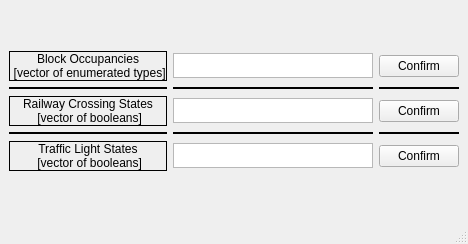
First picture: the form in Centralized_Traffic_Control/centralized_traffic_controller_test_bench_ui.ui, repository connor-marsh/ECE1140ChooChoo, before the edit.
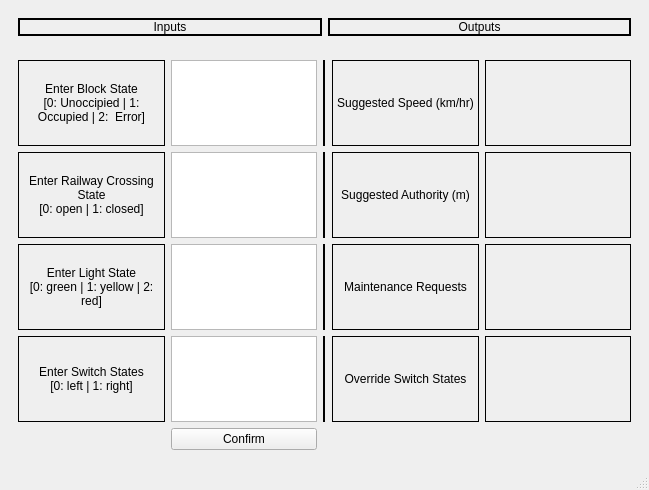
Second picture: the form after the edit.

Commit message: Pre-Iteration1 state

What changed in the file:
```diff
--- a/Centralized_Traffic_Control/centralized_traffic_controller_test_bench_ui.ui
+++ b/Centralized_Traffic_Control/centralized_traffic_controller_test_bench_ui.ui
@@ -6,216 +6,360 @@
    <rect>
     <x>0</x>
     <y>0</y>
-    <width>455</width>
-    <height>244</height>
+    <width>649</width>
+    <height>490</height>
    </rect>
   </property>
   <property name="windowTitle">
    <string>MainWindow</string>
   </property>
   <widget class="QWidget" name="centralwidget">
+   <layout class="QVBoxLayout" name="verticalLayout_2">
+    <item>
+     <widget class="QWidget" name="widget" native="true">
+      <layout class="QHBoxLayout" name="horizontalLayout_3">
+       <item>
+        <layout class="QHBoxLayout" name="horizontalLayout_2" stretch="1,1">
+         <item>
+          <widget class="QLabel" name="label">
+           <property name="frameShape">
+            <enum>QFrame::Box</enum>
+           </property>
+           <property name="lineWidth">
+            <number>2</number>
+           </property>
+           <property name="text">
+            <string>Inputs</string>
+           </property>
+           <property name="textFormat">
+            <enum>Qt::AutoText</enum>
+           </property>
+           <property name="alignment">
+            <set>Qt::AlignCenter</set>
+           </property>
+          </widget>
+         </item>
+         <item>
+          <widget class="QLabel" name="label_2">
+           <property name="frameShape">
+            <enum>QFrame::Box</enum>
+           </property>
+           <property name="lineWidth">
+            <number>2</number>
+           </property>
+           <property name="text">
+            <string>Outputs</string>
+           </property>
+           <property name="textFormat">
+            <enum>Qt::AutoText</enum>
+           </property>
+           <property name="alignment">
+            <set>Qt::AlignCenter</set>
+           </property>
+          </widget>
+         </item>
+        </layout>
+       </item>
+      </layout>
+     </widget>
+    </item>
+    <item>
+     <widget class="QWidget" name="widget_2" native="true">
    <layout class="QGridLayout" name="gridLayout_2">
     <item row="0" column="0">
-     <layout class="QGridLayout" name="gridLayout">
+        <layout class="QGridLayout" name="gridLayout_8" rowstretch="1,1,1,1,0" columnstretch="5,5,1,5,5,0">
+         <item row="0" column="3">
+          <widget class="QLabel" name="label_30">
+           <property name="frameShape">
+            <enum>QFrame::Box</enum>
+           </property>
+           <property name="text">
+            <string>Suggested Speed (km/hr)</string>
+           </property>
+           <property name="alignment">
+            <set>Qt::AlignCenter</set>
+           </property>
+          </widget>
+         </item>
+         <item row="1" column="2">
+          <widget class="Line" name="line_8">
+           <property name="frameShadow">
+            <enum>QFrame::Plain</enum>
+           </property>
+           <property name="lineWidth">
+            <number>2</number>
+           </property>
+           <property name="orientation">
+            <enum>Qt::Vertical</enum>
+           </property>
+          </widget>
+         </item>
+         <item row="3" column="4">
+          <widget class="QLabel" name="tb_out_switch_states">
+           <property name="frameShape">
+            <enum>QFrame::Box</enum>
+           </property>
+           <property name="text">
+            <string/>
+           </property>
+          </widget>
+         </item>
+         <item row="0" column="0">
+          <widget class="QLabel" name="label_28">
+           <property name="sizePolicy">
+            <sizepolicy hsizetype="Preferred" vsizetype="Minimum">
+             <horstretch>0</horstretch>
+             <verstretch>0</verstretch>
+            </sizepolicy>
+           </property>
+           <property name="font">
+            <font>
+             <kerning>true</kerning>
+            </font>
+           </property>
+           <property name="frameShape">
+            <enum>QFrame::Box</enum>
+           </property>
+           <property name="text">
+            <string>Enter Block State
+[0: Unoccipied | 1:  Occupied | 2:  Error]</string>
+           </property>
+           <property name="alignment">
+            <set>Qt::AlignCenter</set>
+           </property>
+           <property name="wordWrap">
+            <bool>true</bool>
+           </property>
+          </widget>
+         </item>
+         <item row="1" column="3">
+          <widget class="QLabel" name="label_8">
+           <property name="frameShape">
+            <enum>QFrame::Box</enum>
+           </property>
+           <property name="text">
+            <string>Suggested Authority (m)</string>
+           </property>
+           <property name="alignment">
+            <set>Qt::AlignCenter</set>
+           </property>
+          </widget>
+         </item>
+         <item row="3" column="3">
+          <widget class="QLabel" name="label_22">
+           <property name="frameShape">
+            <enum>QFrame::Box</enum>
+           </property>
+           <property name="text">
+            <string>Override Switch States</string>
+           </property>
+           <property name="alignment">
+            <set>Qt::AlignCenter</set>
+           </property>
+          </widget>
+         </item>
+         <item row="1" column="1">
+          <widget class="QTextEdit" name="tb_in_crossing_states">
+           <property name="sizePolicy">
+            <sizepolicy hsizetype="Preferred" vsizetype="Preferred">
+             <horstretch>0</horstretch>
+             <verstretch>0</verstretch>
+            </sizepolicy>
+           </property>
+          </widget>
+         </item>
+         <item row="3" column="2">
+          <widget class="Line" name="line_5">
+           <property name="frameShadow">
+            <enum>QFrame::Plain</enum>
+           </property>
+           <property name="lineWidth">
+            <number>2</number>
+           </property>
+           <property name="orientation">
+            <enum>Qt::Vertical</enum>
+           </property>
+          </widget>
+         </item>
       <item row="1" column="0">
-       <widget class="Line" name="line">
-        <property name="frameShadow">
-         <enum>QFrame::Plain</enum>
-        </property>
-        <property name="lineWidth">
-         <number>2</number>
-        </property>
-        <property name="orientation">
-         <enum>Qt::Horizontal</enum>
-        </property>
-       </widget>
-      </item>
-      <item row="0" column="0">
-       <widget class="QLabel" name="tb_block_occupancy_label">
+          <widget class="QLabel" name="label_25">
+           <property name="sizePolicy">
+            <sizepolicy hsizetype="Preferred" vsizetype="Minimum">
+             <horstretch>0</horstretch>
+             <verstretch>0</verstretch>
+            </sizepolicy>
+           </property>
         <property name="frameShape">
-         <enum>QFrame::Panel</enum>
+            <enum>QFrame::Box</enum>
         </property>
         <property name="text">
-         <string>Block Occupancies
- [vector of enumerated types]</string>
+            <string>Enter Railway Crossing State
+[0: open | 1: closed]</string>
         </property>
         <property name="alignment">
          <set>Qt::AlignCenter</set>
         </property>
+           <property name="wordWrap">
+            <bool>true</bool>
+           </property>
        </widget>
       </item>
       <item row="2" column="2">
-       <widget class="QPushButton" name="tb_confirm_crossing_state_button">
+          <widget class="Line" name="line_6">
+           <property name="frameShadow">
+            <enum>QFrame::Plain</enum>
+           </property>
+           <property name="lineWidth">
+            <number>2</number>
+           </property>
+           <property name="orientation">
+            <enum>Qt::Vertical</enum>
+           </property>
+          </widget>
+         </item>
+         <item row="2" column="4">
+          <widget class="QLabel" name="tb_out_maintenance">
+           <property name="frameShape">
+            <enum>QFrame::Box</enum>
+           </property>
         <property name="text">
-         <string>Confirm</string>
+            <string/>
+           </property>
+          </widget>
+         </item>
+         <item row="0" column="4">
+          <widget class="QLabel" name="tb_out_speed">
+           <property name="frameShape">
+            <enum>QFrame::Box</enum>
+           </property>
+           <property name="text">
+            <string/>
+           </property>
+          </widget>
+         </item>
+         <item row="3" column="0">
+          <widget class="QLabel" name="label_16">
+           <property name="sizePolicy">
+            <sizepolicy hsizetype="Preferred" vsizetype="Minimum">
+             <horstretch>0</horstretch>
+             <verstretch>0</verstretch>
+            </sizepolicy>
+           </property>
+           <property name="frameShape">
+            <enum>QFrame::Box</enum>
+           </property>
+           <property name="text">
+            <string>Enter Switch States
+[0: left | 1: right]</string>
+           </property>
+           <property name="alignment">
+            <set>Qt::AlignCenter</set>
+           </property>
+           <property name="wordWrap">
+            <bool>true</bool>
+           </property>
+          </widget>
+         </item>
+         <item row="2" column="3">
+          <widget class="QLabel" name="label_13">
+           <property name="frameShape">
+            <enum>QFrame::Box</enum>
+           </property>
+           <property name="text">
+            <string>Maintenance Requests</string>
+           </property>
+           <property name="alignment">
+            <set>Qt::AlignCenter</set>
+           </property>
+          </widget>
+         </item>
+         <item row="0" column="2">
+          <widget class="Line" name="line_7">
+           <property name="frameShadow">
+            <enum>QFrame::Plain</enum>
+           </property>
+           <property name="lineWidth">
+            <number>2</number>
+           </property>
+           <property name="orientation">
+            <enum>Qt::Vertical</enum>
         </property>
        </widget>
       </item>
       <item row="2" column="1">
-       <widget class="QTextEdit" name="tb_crossing_state">
+          <widget class="QTextEdit" name="tb_in_light_states">
         <property name="sizePolicy">
-         <sizepolicy hsizetype="Fixed" vsizetype="Fixed">
+            <sizepolicy hsizetype="Preferred" vsizetype="Preferred">
           <horstretch>0</horstretch>
           <verstretch>0</verstretch>
          </sizepolicy>
         </property>
-        <property name="maximumSize">
-         <size>
-          <width>200</width>
-          <height>25</height>
-         </size>
-        </property>
-        <property name="lineWrapMode">
-         <enum>QTextEdit::WidgetWidth</enum>
-        </property>
-       </widget>
-      </item>
-      <item row="1" column="1">
-       <widget class="Line" name="line_2">
-        <property name="frameShadow">
-         <enum>QFrame::Plain</enum>
-        </property>
-        <property name="lineWidth">
-         <number>2</number>
-        </property>
-        <property name="orientation">
-         <enum>Qt::Horizontal</enum>
-        </property>
-       </widget>
-      </item>
-      <item row="4" column="0">
-       <widget class="QLabel" name="tb_traffic_light_label">
+          </widget>
+         </item>
+         <item row="1" column="4">
+          <widget class="QLabel" name="tb_out_authority">
         <property name="frameShape">
-         <enum>QFrame::Panel</enum>
+            <enum>QFrame::Box</enum>
         </property>
         <property name="text">
-         <string>Traffic Light States
- [vector of booleans]</string>
-        </property>
-        <property name="alignment">
-         <set>Qt::AlignCenter</set>
+            <string/>
+           </property>
+          </widget>
+         </item>
+         <item row="3" column="1">
+          <widget class="QTextEdit" name="tb_in_switch_states">
+           <property name="sizePolicy">
+            <sizepolicy hsizetype="Preferred" vsizetype="Preferred">
+             <horstretch>0</horstretch>
+             <verstretch>0</verstretch>
+            </sizepolicy>
         </property>
        </widget>
       </item>
       <item row="2" column="0">
-       <widget class="QLabel" name="tb_railway_crossing_label">
+          <widget class="QLabel" name="label_7">
+           <property name="sizePolicy">
+            <sizepolicy hsizetype="Preferred" vsizetype="Minimum">
+             <horstretch>0</horstretch>
+             <verstretch>0</verstretch>
+            </sizepolicy>
+           </property>
         <property name="frameShape">
-         <enum>QFrame::Panel</enum>
+            <enum>QFrame::Box</enum>
         </property>
         <property name="text">
-         <string>Railway Crossing States
- [vector of booleans]</string>
+            <string>Enter Light State
+[0: green | 1: yellow | 2: red]</string>
         </property>
         <property name="alignment">
          <set>Qt::AlignCenter</set>
         </property>
-       </widget>
-      </item>
-      <item row="0" column="2">
-       <widget class="QPushButton" name="tb_confirm_block_occupancy_button">
-        <property name="text">
-         <string>Confirm</string>
-        </property>
-       </widget>
-      </item>
-      <item row="4" column="2">
-       <widget class="QPushButton" name="tb_confirm_traffic_light_button">
-        <property name="text">
-         <string>Confirm</string>
+           <property name="wordWrap">
+            <bool>true</bool>
         </property>
        </widget>
       </item>
       <item row="0" column="1">
-       <widget class="QTextEdit" name="tb_block_occupancy">
+          <widget class="QTextEdit" name="tb_in_block_states">
         <property name="sizePolicy">
-         <sizepolicy hsizetype="Fixed" vsizetype="Fixed">
+            <sizepolicy hsizetype="Preferred" vsizetype="Preferred">
           <horstretch>0</horstretch>
           <verstretch>0</verstretch>
          </sizepolicy>
-        </property>
-        <property name="maximumSize">
-         <size>
-          <width>200</width>
-          <height>25</height>
-         </size>
-        </property>
-        <property name="lineWrapMode">
-         <enum>QTextEdit::WidgetWidth</enum>
-        </property>
-       </widget>
-      </item>
-      <item row="1" column="2">
-       <widget class="Line" name="line_3">
-        <property name="frameShadow">
-         <enum>QFrame::Plain</enum>
-        </property>
-        <property name="lineWidth">
-         <number>2</number>
-        </property>
-        <property name="orientation">
-         <enum>Qt::Horizontal</enum>
         </property>
        </widget>
       </item>
       <item row="4" column="1">
-       <widget class="QTextEdit" name="tb_traffic_light_state">
-        <property name="sizePolicy">
-         <sizepolicy hsizetype="Fixed" vsizetype="Fixed">
-          <horstretch>0</horstretch>
-          <verstretch>0</verstretch>
-         </sizepolicy>
-        </property>
-        <property name="maximumSize">
-         <size>
-          <width>200</width>
-          <height>25</height>
-         </size>
-        </property>
-        <property name="lineWrapMode">
-         <enum>QTextEdit::WidgetWidth</enum>
-        </property>
-       </widget>
-      </item>
-      <item row="3" column="0">
-       <widget class="Line" name="line_4">
-        <property name="frameShadow">
-         <enum>QFrame::Plain</enum>
-        </property>
-        <property name="lineWidth">
-         <number>2</number>
-        </property>
-        <property name="orientation">
-         <enum>Qt::Horizontal</enum>
-        </property>
-       </widget>
-      </item>
-      <item row="3" column="1">
-       <widget class="Line" name="line_5">
-        <property name="frameShadow">
-         <enum>QFrame::Plain</enum>
-        </property>
-        <property name="lineWidth">
-         <number>2</number>
-        </property>
-        <property name="orientation">
-         <enum>Qt::Horizontal</enum>
-        </property>
-       </widget>
-      </item>
-      <item row="3" column="2">
-       <widget class="Line" name="line_6">
-        <property name="frameShadow">
-         <enum>QFrame::Plain</enum>
-        </property>
-        <property name="lineWidth">
-         <number>2</number>
-        </property>
-        <property name="orientation">
-         <enum>Qt::Horizontal</enum>
-        </property>
-       </widget>
-      </item>
-     </layout>
+          <widget class="QPushButton" name="tb_in_confirm_vals">
+           <property name="text">
+            <string>Confirm</string>
+           </property>
+          </widget>
+         </item>
+        </layout>
+       </item>
+      </layout>
+     </widget>
     </item>
    </layout>
   </widget>
```
Left out of the diff: 2 changed lines with no effect on the pictures. Lines whose indentation alone changed are shown as unchanged. The commit also changes 7 other files.
